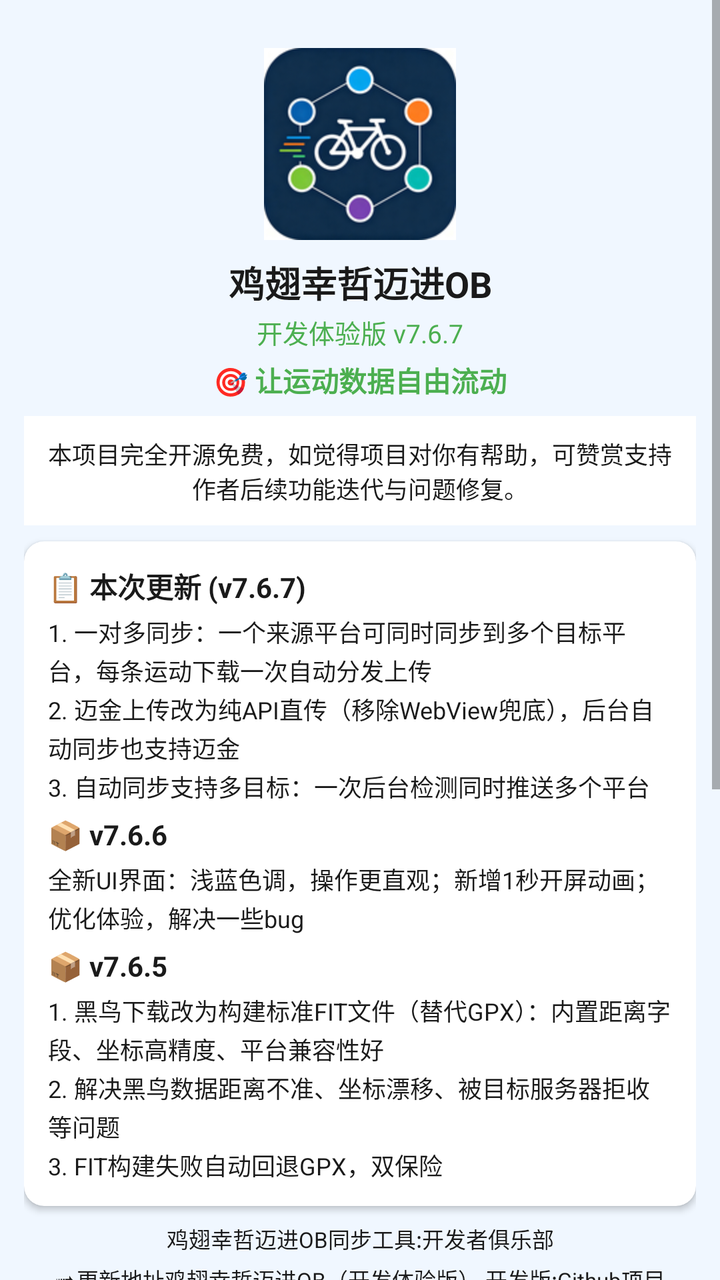
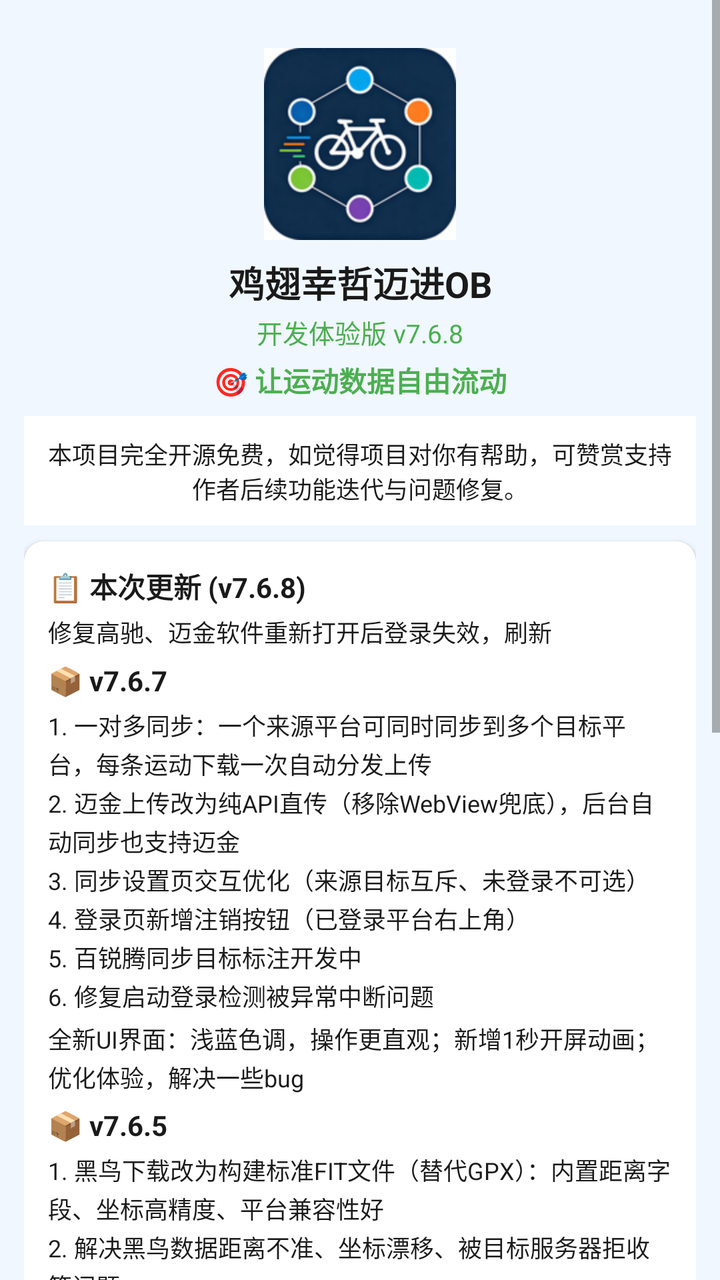

Screens rendered from an Android XML layout before and after an edit, with the pre-edit source and the edit as a unified diff.
<!-- AndroidManifest.xml: application theme Theme.JichiOB -->
<!-- res/layout/fragment_about.xml -->
<?xml version="1.0" encoding="utf-8"?>
<ScrollView xmlns:android="http://schemas.android.com/apk/res/android"
    xmlns:app="http://schemas.android.com/apk/res-auto"
    android:layout_width="match_parent"
    android:layout_height="match_parent"
    android:background="@color/bg_light"
    android:fillViewport="true">

    <LinearLayout
        android:layout_width="match_parent"
        android:layout_height="wrap_content"
        android:orientation="vertical"
        android:padding="12dp">

        
        <ImageView
            android:layout_width="96dp"
            android:layout_height="96dp"
            android:layout_gravity="center_horizontal"
            android:layout_marginTop="12dp"
            android:src="@mipmap/ic_launcher"
            android:contentDescription="logo" />

        
        <TextView
            android:layout_width="match_parent"
            android:layout_height="wrap_content"
            android:layout_marginTop="8dp"
            android:gravity="center"
            android:text="鸡翅幸哲迈进OB"
            android:textColor="@color/text_primary"
            android:textSize="18sp"
            android:textStyle="bold" />
        <TextView
            android:layout_width="match_parent"
            android:layout_height="wrap_content"
            android:gravity="center"
            android:layout_marginTop="2dp"
            android:text="开发体验版 v7.6.7"
            android:textColor="@color/green"
            android:textSize="13sp" />
        <TextView
            android:layout_width="match_parent"
            android:layout_height="wrap_content"
            android:gravity="center"
            android:layout_marginTop="4dp"
            android:text="🎯 让运动数据自由流动"
            android:textColor="@color/green"
            android:textSize="14sp"
            android:textStyle="bold" />

        
        <TextView
            android:layout_width="match_parent"
            android:layout_height="wrap_content"
            android:layout_marginTop="8dp"
            android:padding="10dp"
            android:background="#FFFFFF"
            android:gravity="center"
            android:text="本项目完全开源免费，如觉得项目对你有帮助，可赞赏支持作者后续功能迭代与问题修复。"
            android:textColor="@color/text_primary"
            android:textSize="12sp" />

        
        <com.google.android.material.card.MaterialCardView
            android:layout_width="match_parent"
            android:layout_height="wrap_content"
            android:layout_marginTop="8dp"
            android:layout_marginBottom="6dp"
            app:cardCornerRadius="10dp"
            app:cardElevation="2dp">
            <LinearLayout android:layout_width="match_parent" android:layout_height="wrap_content" android:orientation="vertical" android:padding="12dp">
                <TextView android:layout_width="wrap_content" android:layout_height="wrap_content" android:text="📋 本次更新 (v7.6.7)" android:textSize="14sp" android:textStyle="bold" android:textColor="@color/text_primary" />
                <TextView android:layout_width="match_parent" android:layout_height="wrap_content" android:layout_marginTop="4dp" android:text="1. 一对多同步：一个来源平台可同时同步到多个目标平台，每条运动下载一次自动分发上传\n2. 迈金上传改为纯API直传（移除WebView兜底），后台自动同步也支持迈金\n3. 自动同步支持多目标：一次后台检测同时推送多个平台" android:textSize="12sp" android:textColor="@color/text_primary" android:lineSpacingExtra="2dp" />
                <TextView android:layout_width="wrap_content" android:layout_height="wrap_content" android:layout_marginTop="6dp" android:text="📦 v7.6.6" android:textSize="14sp" android:textStyle="bold" android:textColor="@color/text_primary" />
                <TextView android:layout_width="match_parent" android:layout_height="wrap_content" android:layout_marginTop="4dp" android:text="全新UI界面：浅蓝色调，操作更直观；新增1秒开屏动画；优化体验，解决一些bug" android:textSize="12sp" android:textColor="@color/text_primary" android:lineSpacingExtra="2dp" />
                <TextView android:layout_width="wrap_content" android:layout_height="wrap_content" android:layout_marginTop="6dp" android:text="📦 v7.6.5" android:textSize="14sp" android:textStyle="bold" android:textColor="@color/text_primary" />
                <TextView android:layout_width="match_parent" android:layout_height="wrap_content" android:layout_marginTop="4dp" android:text="1. 黑鸟下载改为构建标准FIT文件（替代GPX）：内置距离字段、坐标高精度、平台兼容性好\n2. 解决黑鸟数据距离不准、坐标漂移、被目标服务器拒收等问题\n3. FIT构建失败自动回退GPX，双保险" android:textSize="12sp" android:textColor="@color/text_primary" android:lineSpacingExtra="2dp" />
            </LinearLayout>
        </com.google.android.material.card.MaterialCardView>

        
        <TextView android:id="@+id/tvClubLink" android:layout_width="match_parent" android:layout_height="wrap_content" android:gravity="center" android:text="鸡翅幸哲迈进OB同步工具:开发者俱乐部" android:textColor="@color/text_primary" android:textSize="11sp" android:padding="2dp" />
        <TextView android:id="@+id/tvUpdateLink" android:layout_width="match_parent" android:layout_height="wrap_content" android:gravity="center" android:text="➠更新地址鸡翅幸哲迈进OB（开发体验版） 开发版:Github项目" android:textColor="@color/text_primary" android:textSize="11sp" android:padding="2dp" />

        
        <TextView android:layout_width="match_parent" android:layout_height="wrap_content" android:gravity="center" android:layout_marginTop="4dp" android:text="🙏 鸣谢" android:textColor="@color/text_primary" android:textSize="11sp" android:textStyle="bold" android:padding="2dp" />
        <TextView android:layout_width="match_parent" android:layout_height="wrap_content" android:gravity="center" android:text="感谢iGPSPORT、迈金、黑鸟单车、百锐腾、行者、高驰、佳明、Wahoo、Outbase为运动用户提供的数据记录与存储服务" android:textColor="@color/text_secondary" android:textSize="9sp" android:padding="1dp" />
        <TextView android:layout_width="match_parent" android:layout_height="wrap_content" android:gravity="center" android:text="感谢以下人员(均为骑行爱称)为软件测试提供的帮助：素甲粉、青岛AUV阿哲、清茶、萧、洪斌大哥、鸽子王腰果、rockozhao、胶州一哥大沽河河长赵铁柱、海参、兰兰大王、。、初夏飞雪bab、心急吃不了热豆付、青山依旧张指导、阿泽阿" android:textColor="@color/text_secondary" android:textSize="9sp" android:padding="1dp" />
        <TextView android:layout_width="match_parent" android:layout_height="wrap_content" android:gravity="center" android:text="鸣谢青岛AUV俱乐部" android:textColor="@color/text_secondary" android:textSize="9sp" android:padding="1dp" android:layout_marginBottom="4dp" />
        <TextView android:layout_width="match_parent" android:layout_height="wrap_content" android:gravity="center" android:text="如有问题，欢迎加入Outbase俱乐部跟主理人反馈。开发者:多吃两口" android:textColor="@color/text_secondary" android:textSize="10sp" android:padding="2dp" android:layout_marginBottom="8dp" />

        
        <TextView
            android:layout_width="match_parent"
            android:layout_height="wrap_content"
            android:gravity="center"
            android:layout_marginTop="4dp"
            android:text="💰 赞赏支持"
            android:textColor="@color/text_primary"
            android:textSize="14sp"
            android:textStyle="bold" />
        <LinearLayout
            android:layout_width="match_parent"
            android:layout_height="wrap_content"
            android:layout_marginTop="4dp"
            android:orientation="horizontal"
            android:gravity="center">
            <LinearLayout android:layout_width="0dp" android:layout_height="wrap_content" android:layout_weight="1" android:orientation="vertical" android:gravity="center" android:padding="4dp">
                <ImageView android:layout_width="150dp" android:layout_height="150dp" android:src="@drawable/reward_wechat" android:contentDescription="微信赞赏码" android:adjustViewBounds="true" />
                <TextView android:layout_width="wrap_content" android:layout_height="wrap_content" android:text="微信赞赏码" android:textSize="11sp" android:textColor="@color/text_secondary" android:layout_marginTop="2dp" />
            </LinearLayout>
            <LinearLayout android:layout_width="0dp" android:layout_height="wrap_content" android:layout_weight="1" android:orientation="vertical" android:gravity="center" android:padding="4dp">
                <ImageView android:layout_width="130dp" android:layout_height="wrap_content" android:src="@drawable/reward_alipay" android:contentDescription="支付宝收款码" android:adjustViewBounds="true" />
                <TextView android:layout_width="wrap_content" android:layout_height="wrap_content" android:text="支付宝收款码" android:textSize="11sp" android:textColor="@color/text_secondary" android:layout_marginTop="2dp" />
            </LinearLayout>
        </LinearLayout>
        <TextView
            android:layout_width="match_parent"
            android:layout_height="wrap_content"
            android:gravity="center"
            android:layout_marginTop="6dp"
            android:layout_marginBottom="12dp"
            android:text="本项目完全开源免费，您的赞赏将支持后续功能迭代与问题修复"
            android:textColor="@color/text_secondary"
            android:textSize="10sp" />
    </LinearLayout>
</ScrollView>
<!-- resources referenced by this layout -->
<resources>
  <color name="bg_light">#F0F7FF</color>
  <color name="green">#4CAF50</color>
  <color name="text_primary">#1A1A1A</color>
  <color name="text_secondary">#999999</color>
  <!-- drawable reward_alipay: png bitmap (drawable-nodpi, 139308 bytes) -->
  <!-- drawable reward_wechat: png bitmap (drawable-nodpi, 241727 bytes) -->
  <!-- mipmap ic_launcher: png bitmap (mipmap-hdpi, 9102 bytes) -->
  <style name="Theme.JichiOB" parent="Theme.MaterialComponents.Light.NoActionBar">
          <item name="colorPrimary">@color/primary</item>
          <item name="colorPrimaryDark">@color/primary_dark</item>
          <item name="colorAccent">@color/primary</item>
          <item name="android:statusBarColor">@color/splash_end</item>
          <item name="android:windowBackground">@color/bg_light</item>
      </style>
  <color name="primary">#1989FA</color>
  <color name="primary_dark">#0D6ED8</color>
  <color name="splash_end">#4DAAFF</color>
</resources>

<!-- the commit's change to res/layout/fragment_about.xml (unified diff, before → after) -->
@@ -36,7 +36,7 @@
             android:layout_height="wrap_content"
             android:gravity="center"
             android:layout_marginTop="2dp"
-            android:text="开发体验版 v7.6.7"
+            android:text="开发体验版 v7.6.8"
             android:textColor="@color/green"
             android:textSize="13sp" />
         <TextView
@@ -70,9 +70,10 @@
             app:cardCornerRadius="10dp"
             app:cardElevation="2dp">
             <LinearLayout android:layout_width="match_parent" android:layout_height="wrap_content" android:orientation="vertical" android:padding="12dp">
-                <TextView android:layout_width="wrap_content" android:layout_height="wrap_content" android:text="📋 本次更新 (v7.6.7)" android:textSize="14sp" android:textStyle="bold" android:textColor="@color/text_primary" />
-                <TextView android:layout_width="match_parent" android:layout_height="wrap_content" android:layout_marginTop="4dp" android:text="1. 一对多同步：一个来源平台可同时同步到多个目标平台，每条运动下载一次自动分发上传\n2. 迈金上传改为纯API直传（移除WebView兜底），后台自动同步也支持迈金\n3. 自动同步支持多目标：一次后台检测同时推送多个平台" android:textSize="12sp" android:textColor="@color/text_primary" android:lineSpacingExtra="2dp" />
-                <TextView android:layout_width="wrap_content" android:layout_height="wrap_content" android:layout_marginTop="6dp" android:text="📦 v7.6.6" android:textSize="14sp" android:textStyle="bold" android:textColor="@color/text_primary" />
+                <TextView android:layout_width="wrap_content" android:layout_height="wrap_content" android:text="📋 本次更新 (v7.6.8)" android:textSize="14sp" android:textStyle="bold" android:textColor="@color/text_primary" />
+                <TextView android:layout_width="match_parent" android:layout_height="wrap_content" android:layout_marginTop="4dp" android:text="修复高驰、迈金软件重新打开后登录失效，刷新" android:textSize="12sp" android:textColor="@color/text_primary" android:lineSpacingExtra="2dp" />
+                <TextView android:layout_width="wrap_content" android:layout_height="wrap_content" android:layout_marginTop="6dp" android:text="📦 v7.6.7" android:textSize="14sp" android:textStyle="bold" android:textColor="@color/text_primary" />
+                <TextView android:layout_width="match_parent" android:layout_height="wrap_content" android:layout_marginTop="4dp" android:text="1. 一对多同步：一个来源平台可同时同步到多个目标平台，每条运动下载一次自动分发上传\n2. 迈金上传改为纯API直传（移除WebView兜底），后台自动同步也支持迈金\n3. 同步设置页交互优化（来源目标互斥、未登录不可选）\n4. 登录页新增注销按钮（已登录平台右上角）\n5. 百锐腾同步目标标注开发中\n6. 修复启动登录检测被异常中断问题" android:textSize="12sp" android:textColor="@color/text_primary" android:lineSpacingExtra="2dp" />
                 <TextView android:layout_width="match_parent" android:layout_height="wrap_content" android:layout_marginTop="4dp" android:text="全新UI界面：浅蓝色调，操作更直观；新增1秒开屏动画；优化体验，解决一些bug" android:textSize="12sp" android:textColor="@color/text_primary" android:lineSpacingExtra="2dp" />
                 <TextView android:layout_width="wrap_content" android:layout_height="wrap_content" android:layout_marginTop="6dp" android:text="📦 v7.6.5" android:textSize="14sp" android:textStyle="bold" android:textColor="@color/text_primary" />
                 <TextView android:layout_width="match_parent" android:layout_height="wrap_content" android:layout_marginTop="4dp" android:text="1. 黑鸟下载改为构建标准FIT文件（替代GPX）：内置距离字段、坐标高精度、平台兼容性好\n2. 解决黑鸟数据距离不准、坐标漂移、被目标服务器拒收等问题\n3. FIT构建失败自动回退GPX，双保险" android:textSize="12sp" android:textColor="@color/text_primary" android:lineSpacingExtra="2dp" />
